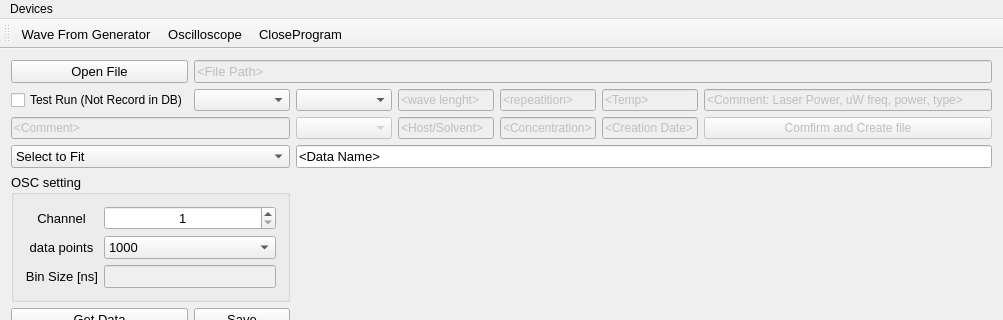
Before: the Qt Designer form mainwindow.ui in TripletESR/DAQ_GUI, drawn with Qt 5; both pictures show x 0 to 1003 and y 0 to 320 of the 1003 by 790 pixel window.
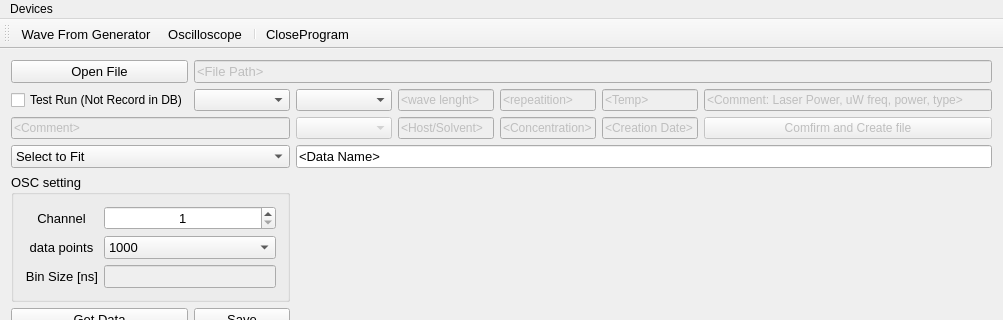
After: the same form once the commit is applied. Custom widgets are drawn as their Qt base class.

What changed in the file:
```diff
--- a/mainwindow.ui
+++ b/mainwindow.ui
@@ -577,6 +577,7 @@
    </attribute>
    <addaction name="actionWave_From_Generator"/>
    <addaction name="actionOscilloscope"/>
+   <addaction name="separator"/>
    <addaction name="actionCloseProgram"/>
   </widget>
   <widget class="QStatusBar" name="statusBar"/>
```
